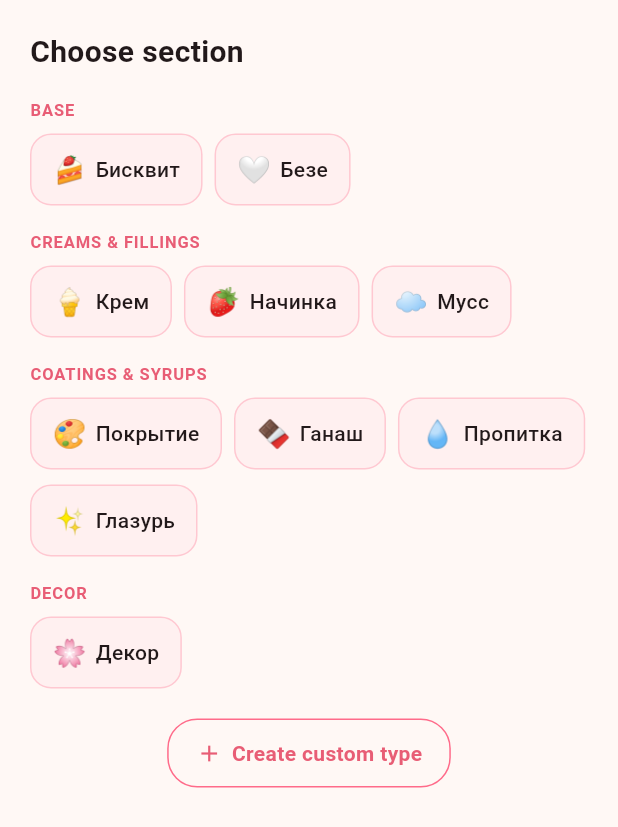
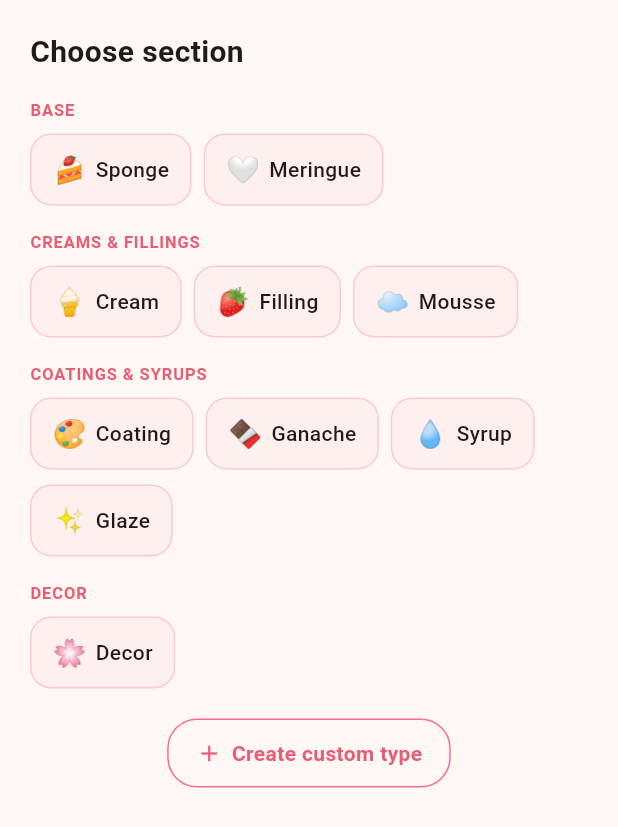
Before and after one commit to ShadowOfTime1/tortio, a Flutter app: the _SectionPicker widget shown alone on an empty page, opened directly with empty values, on a phone screen of 412 x 824 dp. Shown: the top 827 px of the screen. Run offline on Flutter 3.47's test engine with Material 3 defaults, Android fonts, the phone set to English and light mode, and no system bars; our stand-ins replace dio, google_sign_in, image_picker, open_filex, package_info_plus, pdf and 4 more; missing offline and left inert: extension_google_sign_in_as_googleapis_auth, file_selector, googleapis; accounts and stored records are empty; network calls fail.

Commit message:
v0.0.12 english localization phase 3: preset section names + scale labels + sect. abbrev fix

```diff
--- a/lib/l10n/app_en.arb
+++ b/lib/l10n/app_en.arb
@@ -39,7 +39,7 @@
   "list_no_results_reset": "Reset filters",
   "list_filter_all_tags": "All",
   "list_fab_new_recipe": "Recipe",
-  "list_section_count": "{count, plural, one{{count} sec.} other{{count} sec.}}",
+  "list_section_count": "{count, plural, one{{count} sect.} other{{count} sect.}}",
   "@list_section_count": {
     "placeholders": { "count": { "type": "int" } }
   },
@@ -122,7 +122,7 @@
   "@time_years_ago": {
     "placeholders": { "n": { "type": "int" } }
   },
-  "list_card_summary": "{diameter_sym} {diameter} {cm} • {sections} sec. • {ingredients} ingr.",
+  "list_card_summary": "{diameter_sym} {diameter} {cm} • {sections} sect. • {ingredients} ingr.",
   "@list_card_summary": {
     "placeholders": {
       "diameter_sym": { "type": "String" },
@@ -428,6 +428,19 @@
   "custom_type_scale_volume": "By volume (d² × h)",
   "custom_type_scale_area": "By area (d²)",
   "custom_type_scale_fixed": "Fixed (no change)",
+  "scale_label_volume": "volume",
+  "scale_label_area": "area",
+  "scale_label_fixed": "fixed",
+  "preset_sponge": "Sponge",
+  "preset_cream": "Cream",
+  "preset_filling": "Filling",
+  "preset_coating": "Coating",
+  "preset_ganache": "Ganache",
+  "preset_syrup": "Syrup",
+  "preset_mousse": "Mousse",
+  "preset_meringue": "Meringue",
+  "preset_glaze": "Glaze",
+  "preset_decor": "Decor",
   "custom_type_create": "Create",
   "custom_type_used_dialog_title": "Delete type «{name}»?",
   "@custom_type_used_dialog_title": {
--- a/lib/l10n/app_localizations.dart
+++ b/lib/l10n/app_localizations.dart
@@ -1579,6 +1579,84 @@ abstract class AppLocalizations {
   /// **'Фикс (не меняется)'**
   String get custom_type_scale_fixed;
 
+  /// No description provided for @scale_label_volume.
+  ///
+  /// In ru, this message translates to:
+  /// **'объём'**
+  String get scale_label_volume;
+
+  /// No description provided for @scale_label_area.
+  ///
+  /// In ru, this message translates to:
+  /// **'площадь'**
+  String get scale_label_area;
+
+  /// No description provided for @scale_label_fixed.
+  ///
+  /// In ru, this message translates to:
+  /// **'фикс'**
+  String get scale_label_fixed;
+
+  /// No description provided for @preset_sponge.
+  ///
+  /// In ru, this message translates to:
+  /// **'Бисквит'**
+  String get preset_sponge;
+
+  /// No description provided for @preset_cream.
+  ///
+  /// In ru, this message translates to:
+  /// **'Крем'**
+  String get preset_cream;
+
+  /// No description provided for @preset_filling.
+  ///
+  /// In ru, this message translates to:
+  /// **'Начинка'**
+  String get preset_filling;
+
+  /// No description provided for @preset_coating.
+  ///
+  /// In ru, this message translates to:
+  /// **'Покрытие'**
+  String get preset_coating;
+
+  /// No description provided for @preset_ganache.
+  ///
+  /// In ru, this message translates to:
+  /// **'Ганаш'**
+  String get preset_ganache;
+
+  /// No description provided for @preset_syrup.
+  ///
+  /// In ru, this message translates to:
+  /// **'Пропитка'**
+  String get preset_syrup;
+
+  /// No description provided for @preset_mousse.
+  ///
+  /// In ru, this message translates to:
+  /// **'Мусс'**
+  String get preset_mousse;
+
+  /// No description provided for @preset_meringue.
+  ///
+  /// In ru, this message translates to:
+  /// **'Безе'**
+  String get preset_meringue;
+
+  /// No description provided for @preset_glaze.
+  ///
+  /// In ru, this message translates to:
+  /// **'Глазурь'**
+  String get preset_glaze;
+
+  /// No description provided for @preset_decor.
+  ///
+  /// In ru, this message translates to:
+  /// **'Декор'**
+  String get preset_decor;
+
   /// No description provided for @custom_type_create.
   ///
   /// In ru, this message translates to:
--- a/lib/l10n/app_localizations_en.dart
+++ b/lib/l10n/app_localizations_en.dart
@@ -118,8 +118,8 @@ class AppLocalizationsEn extends AppLocalizations {
     String _temp0 = intl.Intl.pluralLogic(
       count,
       locale: localeName,
-      other: '$count sec.',
-      one: '$count sec.',
+      other: '$count sect.',
+      one: '$count sect.',
     );
     return '$_temp0';
   }
@@ -283,7 +283,7 @@ class AppLocalizationsEn extends AppLocalizations {
     int sections,
     int ingredients,
   ) {
-    return '$diameter_sym $diameter $cm • $sections sec. • $ingredients ingr.';
+    return '$diameter_sym $diameter $cm • $sections sect. • $ingredients ingr.';
   }
 
   @override
@@ -888,6 +888,45 @@ class AppLocalizationsEn extends AppLocalizations {
   String get custom_type_scale_fixed => 'Fixed (no change)';
 
   @override
+  String get scale_label_volume => 'volume';
+
+  @override
+  String get scale_label_area => 'area';
+
+  @override
+  String get scale_label_fixed => 'fixed';
+
+  @override
+  String get preset_sponge => 'Sponge';
+
+  @override
+  String get preset_cream => 'Cream';
+
+  @override
+  String get preset_filling => 'Filling';
+
+  @override
+  String get preset_coating => 'Coating';
+
+  @override
+  String get preset_ganache => 'Ganache';
+
+  @override
+  String get preset_syrup => 'Syrup';
+
+  @override
+  String get preset_mousse => 'Mousse';
+
+  @override
+  String get preset_meringue => 'Meringue';
+
+  @override
+  String get preset_glaze => 'Glaze';
+
+  @override
+  String get preset_decor => 'Decor';
+
+  @override
   String get custom_type_create => 'Create';
 
   @override
--- a/lib/l10n/app_localizations_ru.dart
+++ b/lib/l10n/app_localizations_ru.dart
@@ -895,6 +895,45 @@ class AppLocalizationsRu extends AppLocalizations {
   String get custom_type_scale_fixed => 'Фикс (не меняется)';
 
   @override
+  String get scale_label_volume => 'объём';
+
+  @override
+  String get scale_label_area => 'площадь';
+
+  @override
+  String get scale_label_fixed => 'фикс';
+
+  @override
+  String get preset_sponge => 'Бисквит';
+
+  @override
+  String get preset_cream => 'Крем';
+
+  @override
+  String get preset_filling => 'Начинка';
+
+  @override
+  String get preset_coating => 'Покрытие';
+
+  @override
+  String get preset_ganache => 'Ганаш';
+
+  @override
+  String get preset_syrup => 'Пропитка';
+
+  @override
+  String get preset_mousse => 'Мусс';
+
+  @override
+  String get preset_meringue => 'Безе';
+
+  @override
+  String get preset_glaze => 'Глазурь';
+
+  @override
+  String get preset_decor => 'Декор';
+
+  @override
   String get custom_type_create => 'Создать';
 
   @override
--- a/lib/l10n/app_ru.arb
+++ b/lib/l10n/app_ru.arb
@@ -428,6 +428,19 @@
   "custom_type_scale_volume": "По объёму (d² × h)",
   "custom_type_scale_area": "По площади (d²)",
   "custom_type_scale_fixed": "Фикс (не меняется)",
+  "scale_label_volume": "объём",
+  "scale_label_area": "площадь",
+  "scale_label_fixed": "фикс",
+  "preset_sponge": "Бисквит",
+  "preset_cream": "Крем",
+  "preset_filling": "Начинка",
+  "preset_coating": "Покрытие",
+  "preset_ganache": "Ганаш",
+  "preset_syrup": "Пропитка",
+  "preset_mousse": "Мусс",
+  "preset_meringue": "Безе",
+  "preset_glaze": "Глазурь",
+  "preset_decor": "Декор",
   "custom_type_create": "Создать",
   "custom_type_used_dialog_title": "Удалить тип «{name}»?",
   "@custom_type_used_dialog_title": {
--- a/lib/models/recipe.dart
+++ b/lib/models/recipe.dart
@@ -1,3 +1,5 @@
+import 'package:tortio/l10n/app_localizations.dart';
+
 enum ScaleType { volume, area, fixed }
 
 class SectionType {
@@ -28,6 +30,28 @@ class SectionType {
     ScaleType.volume => 'объём',
     ScaleType.area => 'площадь',
     ScaleType.fixed => 'фикс',
+  };
+
+  String scaleLabelLocalized(AppLocalizations l) => switch (scaleType) {
+    ScaleType.volume => l.scale_label_volume,
+    ScaleType.area => l.scale_label_area,
+    ScaleType.fixed => l.scale_label_fixed,
+  };
+
+  /// Локализованное имя пресета. Для custom-типов и нераспознанных имён —
+  /// возвращает `name` как есть (имя custom-типа = user input).
+  String displayName(AppLocalizations l) => switch (name) {
+    'Бисквит' => l.preset_sponge,
+    'Крем' => l.preset_cream,
+    'Начинка' => l.preset_filling,
+    'Покрытие' => l.preset_coating,
+    'Ганаш' => l.preset_ganache,
+    'Пропитка' => l.preset_syrup,
+    'Мусс' => l.preset_mousse,
+    'Безе' => l.preset_meringue,
+    'Глазурь' => l.preset_glaze,
+    'Декор' => l.preset_decor,
+    _ => name,
   };
 }
 
--- a/lib/screens/add_recipe_screen.dart
+++ b/lib/screens/add_recipe_screen.dart
@@ -835,7 +835,7 @@ class _AddRecipeScreenState extends State<AddRecipeScreen> {
                                 crossAxisAlignment: CrossAxisAlignment.start,
                                 children: [
                                   Text(
-                                    section.type.name,
+                                    section.type.displayName(l),
                                     style: const TextStyle(
                                       fontSize: 16,
                                       fontWeight: FontWeight.w600,
@@ -843,7 +843,7 @@ class _AddRecipeScreenState extends State<AddRecipeScreen> {
                                   ),
                                   Text(
                                     l.form_section_scale_label(
-                                      section.type.scaleLabel,
+                                      section.type.scaleLabelLocalized(l),
                                     ),
                                     style: TextStyle(
                                       fontSize: 11,
@@ -1497,7 +1497,7 @@ class _SectionPicker extends StatelessWidget {
             Text(type.icon, style: const TextStyle(fontSize: 18)),
             const SizedBox(width: 6),
             Text(
-              type.name,
+              type.displayName(AppLocalizations.of(context)),
               style: const TextStyle(fontWeight: FontWeight.w500),
             ),
             if (isCustom) ...[
@@ -1516,7 +1516,7 @@ class _SectionPicker extends StatelessWidget {
       context: context,
       builder: (ctx) => AlertDialog(
         shape: RoundedRectangleBorder(borderRadius: BorderRadius.circular(20)),
-        title: Text('${type.icon} ${type.name}'),
+        title: Text('${type.icon} ${type.displayName(l)}'),
         content: Text(l.form_custom_type_actions_title),
         actions: [
           TextButton(
--- a/lib/screens/settings_screen.dart
+++ b/lib/screens/settings_screen.dart
@@ -584,9 +584,9 @@ class _SettingsScreenState extends State<SettingsScreen> {
               (t) => ListTile(
                 dense: true,
                 leading: Text(t.icon, style: const TextStyle(fontSize: 22)),
-                title: Text(t.name),
+                title: Text(t.displayName(l)),
                 subtitle: Text(
-                  l.settings_custom_type_scale_label(t.scaleType.name),
+                  l.settings_custom_type_scale_label(t.scaleLabelLocalized(l)),
                 ),
                 trailing: Row(
                   mainAxisSize: MainAxisSize.min,
--- a/pubspec.yaml
+++ b/pubspec.yaml
@@ -16,7 +16,7 @@ publish_to: 'none' # Remove this line if you wish to publish to pub.dev
 # https://developer.apple.com/library/archive/documentation/General/Reference/InfoPlistKeyReference/Articles/CoreFoundationKeys.html
 # In Windows, build-name is used as the major, minor, and patch parts
 # of the product and file versions while build-number is used as the build suffix.
-version: 0.0.11+1777293179
+version: 0.0.12+1777298184
 
 environment:
   sdk: ^3.11.4
```
Also changed, not shown: lib/screens/scaler_screen.dart (+4 -3 lines), 1 other file.
